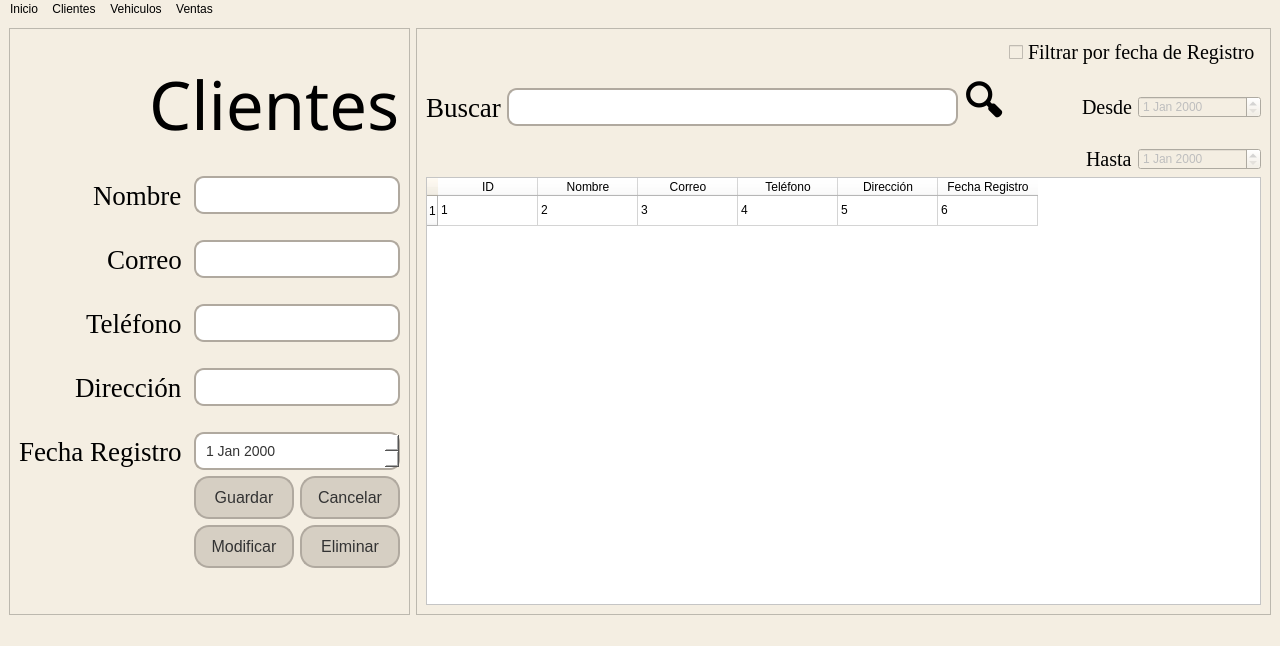
GabrielTrejo1/Prueba, file src/gui/cliente_2.ui: the form before one commit.
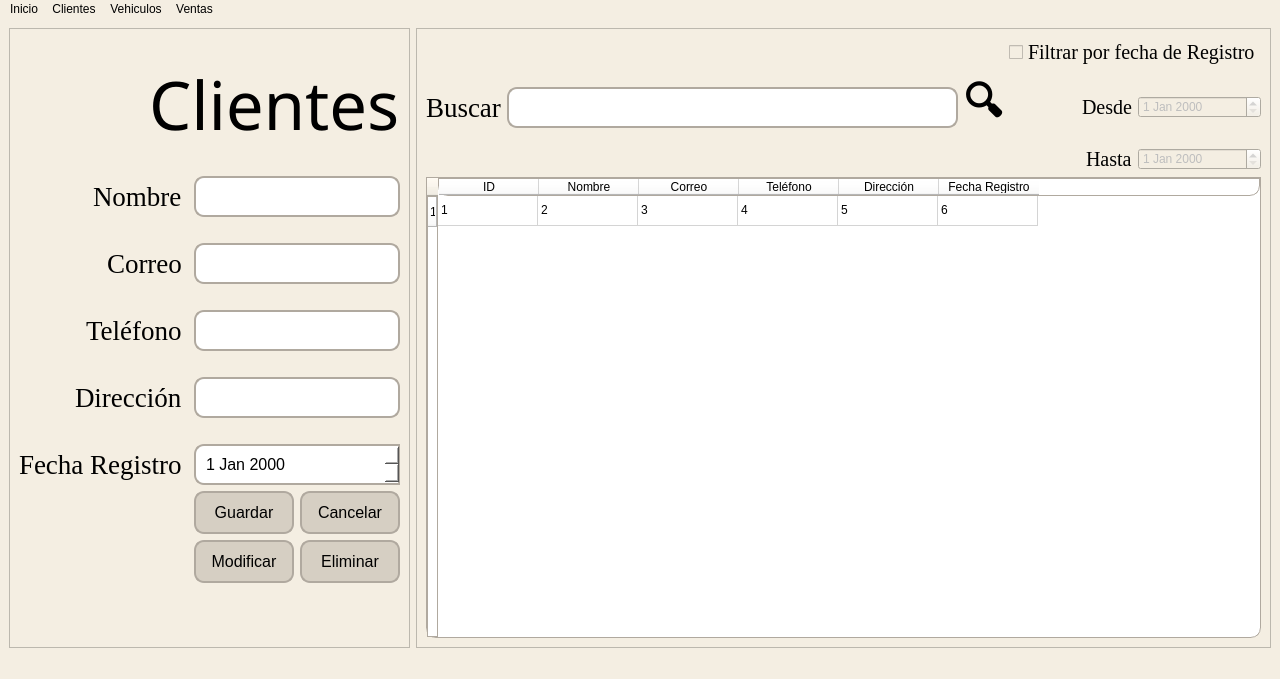
The form after the commit. Icons and pictures are not drawn.

Commit message: Alternativas GUI Cliente_2 y Inicio_2

Diff of the .ui file:
```diff
--- a/src/gui/cliente_2.ui
+++ b/src/gui/cliente_2.ui
@@ -10,7 +10,7 @@
     <x>0</x>
     <y>0</y>
     <width>1280</width>
-    <height>604</height>
+    <height>679</height>
    </rect>
   </property>
   <property name="windowTitle">
@@ -36,14 +36,17 @@
       <layout class="QGridLayout" name="gridLayout_3">
        <item row="1" column="1">
         <widget class="QLineEdit" name="txtBuscar">
+         <property name="font">
+          <font>
+           <pointsize>12</pointsize>
+          </font>
+         </property>
          <property name="styleSheet">
           <string notr="true">    QLineEdit {
-        background-color: #ffffff; /* Color de fondo del QLineEdit */
-        border: 2px solid #b0a99f; /* Borde del QLineEdit */
-        border-radius: 10px; /* Bordes redondeados */
-        padding: 8px; /* Espaciado interno */
-        font-size: 14px; /* Tamaño de la fuente */
-        color: #333; /* Color del texto */
+        background-color: #ffffff;
+        border: 2px solid #b0a99f;
+        border-radius: 10px;
+        padding: 8px;
     }</string>
          </property>
         </widget>
@@ -159,7 +162,18 @@
           <cursorShape>ArrowCursor</cursorShape>
          </property>
          <property name="styleSheet">
-          <string notr="true">background-color: rgb(255, 255, 255);</string>
+          <string notr="true">background-color: rgb(255, 255, 255);
+border: 1px solid #b0a99f;
+border-top-left-radius: 0px;
+border-top-right-radius: 0px;
+border-bottom-left-radius: 10px;
+border-bottom-right-radius: 10px;</string>
+         </property>
+         <property name="frameShape">
+          <enum>QFrame::StyledPanel</enum>
+         </property>
+         <property name="frameShadow">
+          <enum>QFrame::Sunken</enum>
          </property>
          <property name="editTriggers">
           <set>QAbstractItemView::NoEditTriggers</set>
@@ -350,28 +364,34 @@
        </item>
        <item row="3" column="2" colspan="2">
         <widget class="QLineEdit" name="txtNombre">
+         <property name="font">
+          <font>
+           <pointsize>12</pointsize>
+          </font>
+         </property>
          <property name="styleSheet">
           <string notr="true">    QLineEdit {
-        background-color: #ffffff; /* Color de fondo del QLineEdit */
-        border: 2px solid #b0a99f; /* Borde del QLineEdit */
-        border-radius: 10px; /* Bordes redondeados */
-        padding: 8px; /* Espaciado interno */
-        font-size: 14px; /* Tamaño de la fuente */
-        color: #333; /* Color del texto */
+        background-color: #ffffff;
+        border: 2px solid #b0a99f;
+        border-radius: 10px;
+        padding: 8px;
     }</string>
          </property>
         </widget>
        </item>
        <item row="7" column="2" colspan="2">
         <widget class="QLineEdit" name="txtTelefono">
+         <property name="font">
+          <font>
+           <pointsize>12</pointsize>
+          </font>
+         </property>
          <property name="styleSheet">
           <string notr="true">    QLineEdit {
-        background-color: #ffffff; /* Color de fondo del QLineEdit */
-        border: 2px solid #b0a99f; /* Borde del QLineEdit */
-        border-radius: 10px; /* Bordes redondeados */
-        padding: 8px; /* Espaciado interno */
-        font-size: 14px; /* Tamaño de la fuente */
-        color: #333; /* Color del texto */
+        background-color: #ffffff;
+        border: 2px solid #b0a99f;
+        border-radius: 10px;
+        padding: 8px;
     }</string>
          </property>
         </widget>
@@ -399,7 +419,7 @@
          </property>
          <property name="font">
           <font>
-           <pointsize>-1</pointsize>
+           <pointsize>12</pointsize>
           </font>
          </property>
          <property name="cursor">
@@ -407,14 +427,10 @@
          </property>
          <property name="styleSheet">
           <string notr="true">    QPushButton {
-        background-color: #d6cfc3; /* Nuevo color de fondo del botón */
-        border: 2px solid #b0a99f; /* Color y grosor del borde */
-        border-radius: 15px; /* Bordes redondeados */
-        padding: 10px; /* Espaciado interno */
-        font-size: 16px; /* Tamaño de la fuente */
-        color: #333; /* Color del texto */
-        text-align: center; /* Centrar texto */
-        transition: background-color 0.3s; /* Transición suave para el hover */
+        background-color: #d6cfc3;
+        border: 2px solid #b0a99f;
+        border-radius: 10px;
+        padding: 10px;
     }
 
     QPushButton:hover {
@@ -453,7 +469,7 @@
          </property>
          <property name="font">
           <font>
-           <pointsize>-1</pointsize>
+           <pointsize>12</pointsize>
           </font>
          </property>
          <property name="cursor">
@@ -461,14 +477,10 @@
          </property>
          <property name="styleSheet">
           <string notr="true">    QPushButton {
-        background-color: #d6cfc3; /* Nuevo color de fondo del botón */
-        border: 2px solid #b0a99f; /* Color y grosor del borde */
-        border-radius: 15px; /* Bordes redondeados */
-        padding: 10px; /* Espaciado interno */
-        font-size: 16px; /* Tamaño de la fuente */
-        color: #333; /* Color del texto */
-        text-align: center; /* Centrar texto */
-        transition: background-color 0.3s; /* Transición suave para el hover */
+        background-color: #d6cfc3;
+        border: 2px solid #b0a99f;
+        border-radius: 10px;
+        padding: 10px;
     }
 
     QPushButton:hover {
@@ -547,14 +559,17 @@
        </item>
        <item row="9" column="2" colspan="2">
         <widget class="QLineEdit" name="txtDireccion">
+         <property name="font">
+          <font>
+           <pointsize>12</pointsize>
+          </font>
+         </property>
          <property name="styleSheet">
           <string notr="true">    QLineEdit {
-        background-color: #ffffff; /* Color de fondo del QLineEdit */
-        border: 2px solid #b0a99f; /* Borde del QLineEdit */
-        border-radius: 10px; /* Bordes redondeados */
-        padding: 8px; /* Espaciado interno */
-        font-size: 14px; /* Tamaño de la fuente */
-        color: #333; /* Color del texto */
+        background-color: #ffffff;
+        border: 2px solid #b0a99f;
+        border-radius: 10px;
+        padding: 8px;
     }</string>
          </property>
         </widget>
@@ -595,7 +610,7 @@
         <widget class="QPushButton" name="btnGuardar">
          <property name="font">
           <font>
-           <pointsize>-1</pointsize>
+           <pointsize>12</pointsize>
           </font>
          </property>
          <property name="cursor">
@@ -603,14 +618,10 @@
          </property>
          <property name="styleSheet">
           <string notr="true">    QPushButton {
-        background-color: #d6cfc3; /* Nuevo color de fondo del botón */
-        border: 2px solid #b0a99f; /* Color y grosor del borde */
-        border-radius: 15px; /* Bordes redondeados */
-        padding: 10px; /* Espaciado interno */
-        font-size: 16px; /* Tamaño de la fuente */
-        color: #333; /* Color del texto */
-        text-align: center; /* Centrar texto */
-        transition: background-color 0.3s; /* Transición suave para el hover */
+        background-color: #d6cfc3;
+        border: 2px solid #b0a99f;
+        border-radius: 10px;
+        padding: 10px;
     }
 
     QPushButton:hover {
@@ -625,28 +636,38 @@
        </item>
        <item row="11" column="2" colspan="2">
         <widget class="QDateEdit" name="dtpFechaRegistro">
+         <property name="font">
+          <font>
+           <pointsize>12</pointsize>
+          </font>
+         </property>
          <property name="styleSheet">
           <string notr="true">QDateEdit {
-        background-color: #ffffff; /* Color de fondo del QLineEdit */
-        border: 2px solid #b0a99f; /* Borde del QLineEdit */
-        border-radius: 10px; /* Bordes redondeados */
-        padding: 8px; /* Espaciado interno */
-        font-size: 14px; /* Tamaño de la fuente */
-        color: #333; /* Color del texto */
-    }</string>
+        background-color: #ffffff;
+        border: 2px solid #b0a99f;
+		border-top-left-radius: 10px;
+		border-top-right-radius: 0px;
+		border-bottom-left-radius: 10px;
+		border-bottom-right-radius: 0px;
+        padding: 8px;
+    }
+</string>
          </property>
         </widget>
        </item>
        <item row="5" column="2" colspan="2">
         <widget class="QLineEdit" name="txtCorreo">
+         <property name="font">
+          <font>
+           <pointsize>12</pointsize>
+          </font>
+         </property>
          <property name="styleSheet">
           <string notr="true">    QLineEdit {
-        background-color: #ffffff; /* Color de fondo del QLineEdit */
-        border: 2px solid #b0a99f; /* Borde del QLineEdit */
-        border-radius: 10px; /* Bordes redondeados */
-        padding: 8px; /* Espaciado interno */
-        font-size: 14px; /* Tamaño de la fuente */
-        color: #333; /* Color del texto */
+        background-color: #ffffff;
+        border: 2px solid #b0a99f;
+        border-radius: 10px;
+        padding: 8px;
     }</string>
          </property>
         </widget>
@@ -655,7 +676,7 @@
         <widget class="QPushButton" name="btnCancelar">
          <property name="font">
           <font>
-           <pointsize>-1</pointsize>
+           <pointsize>12</pointsize>
           </font>
          </property>
          <property name="cursor">
@@ -663,14 +684,10 @@
          </property>
          <property name="styleSheet">
           <string notr="true">    QPushButton {
-        background-color: #d6cfc3; /* Nuevo color de fondo del botón */
-        border: 2px solid #b0a99f; /* Color y grosor del borde */
-        border-radius: 15px; /* Bordes redondeados */
-        padding: 10px; /* Espaciado interno */
-        font-size: 16px; /* Tamaño de la fuente */
-        color: #333; /* Color del texto */
-        text-align: center; /* Centrar texto */
-        transition: background-color 0.3s; /* Transición suave para el hover */
+        background-color: #d6cfc3;
+        border: 2px solid #b0a99f;
+        border-radius: 10px;
+        padding: 10px;
     }
 
     QPushButton:hover {
```
Left out of the diff: 8 changed lines with no effect on the pictures. The commit also changes 10 other files.
